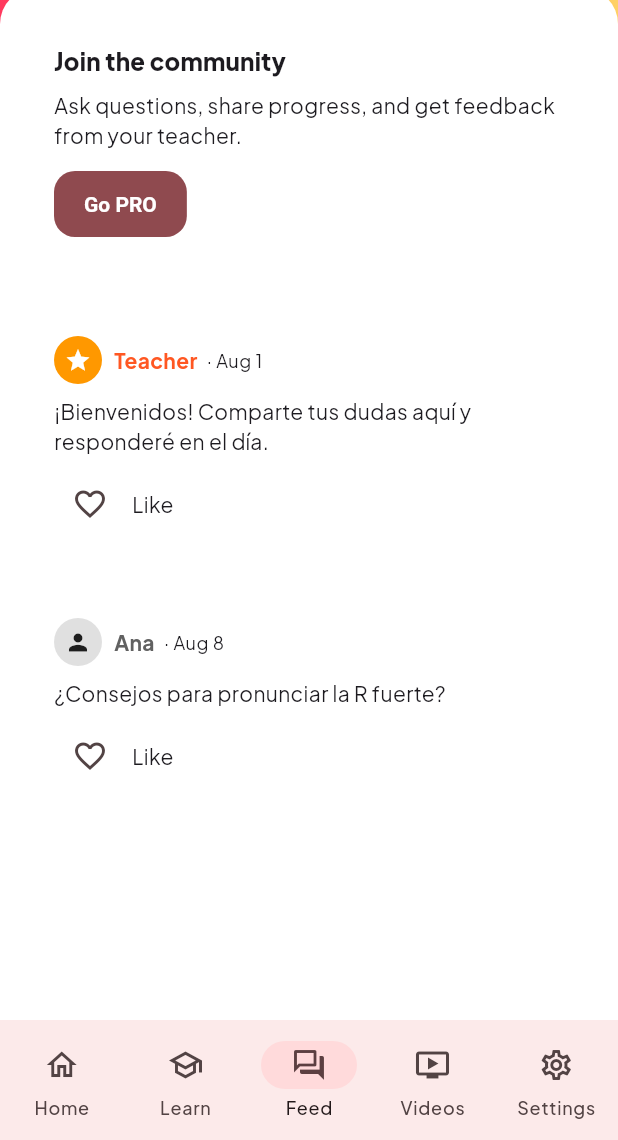
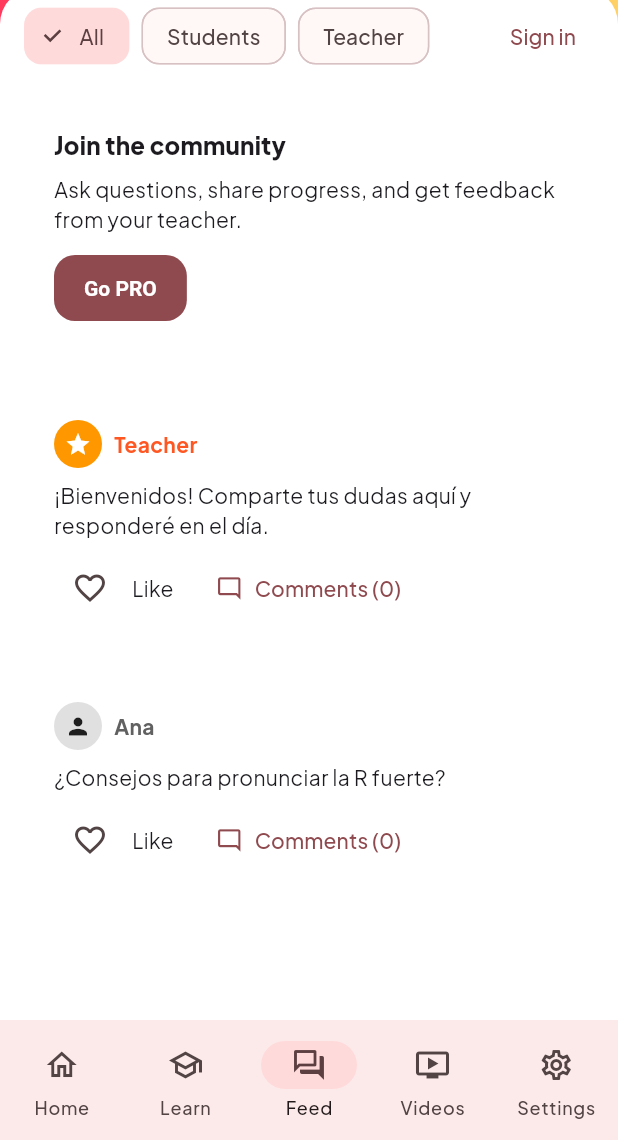
Before and after one commit to marcintyc/tortilla-de-appas, a Flutter app: the ProFeedPage screen opened by its route, on a phone screen of 412 x 824 dp, the part 96-1236 px from its top. Run offline on Flutter 3.47's test engine with Material 3 defaults, Android fonts, the phone set to English and light mode, and no system bars; our stand-ins replace go_router, google_fonts, shared_preferences; accounts and stored records are empty.

Commit message:
feat(auth+feed): add demo login with roles (student/teacher), teacher comments in PRO feed, filter chips; enhance settings; persist in storage

```diff
--- a/lib/main.dart
+++ b/lib/main.dart
@@ -12,6 +12,7 @@ import 'pages/video_news_page.dart';
 import 'pages/settings_page.dart';
 import 'pages/paywall_page.dart';
 import 'pages/pro_feed_page.dart';
+import 'pages/login_page.dart';
 
 void main() async {
   WidgetsFlutterBinding.ensureInitialized();
@@ -56,6 +57,11 @@ void main() async {
         name: 'paywall',
         builder: (context, state) => const PaywallPage(),
       ),
+      GoRoute(
+        path: '/login',
+        name: 'login',
+        builder: (context, state) => const LoginPage(),
+      ),
     ],
   );
 
--- /dev/null
+++ b/lib/models/feed_comment.dart
@@ -0,0 +1,31 @@
+class FeedComment {
+  FeedComment({
+    required this.id,
+    required this.author,
+    required this.content,
+    required this.timestampIso,
+    this.isTeacher = false,
+  });
+
+  final String id;
+  final String author;
+  final String content;
+  final String timestampIso;
+  final bool isTeacher;
+
+  factory FeedComment.fromJson(Map<String, dynamic> json) => FeedComment(
+        id: json['id'] as String,
+        author: json['author'] as String,
+        content: json['content'] as String,
+        timestampIso: json['timestampIso'] as String,
+        isTeacher: json['isTeacher'] as bool? ?? false,
+      );
+
+  Map<String, dynamic> toJson() => {
+        'id': id,
+        'author': author,
+        'content': content,
+        'timestampIso': timestampIso,
+        'isTeacher': isTeacher,
+      };
+}
--- a/lib/pages/pro_feed_page.dart
+++ b/lib/pages/pro_feed_page.dart
@@ -1,6 +1,5 @@
 import 'package:flutter/material.dart';
 import 'package:provider/provider.dart';
-
 
 import '../data/content_loader.dart';
 import '../models/feed_post.dart';
@@ -13,9 +12,12 @@ class ProFeedPage extends StatefulWidget {
   State<ProFeedPage> createState() => _ProFeedPageState();
 }
 
+enum _FeedFilter { all, students, teacher }
+
 class _ProFeedPageState extends State<ProFeedPage> {
   late Future<List<FeedPost>> _seedFuture;
   final TextEditingController _controller = TextEditingController();
+  _FeedFilter _filter = _FeedFilter.all;
 
   @override
   void initState() {
@@ -29,33 +31,59 @@ class _ProFeedPageState extends State<ProFeedPage> {
     super.dispose();
   }
 
-  String _formatTime(String iso) {
-    final dt = DateTime.tryParse(iso)?.toLocal();
-    if (dt == null) return '';
-    final now = DateTime.now();
-    final diff = now.difference(dt);
-    if (diff.inMinutes < 60) return '${diff.inMinutes}m';
-    if (diff.inHours < 24) return '${diff.inHours}h';
-    const months = ['Jan','Feb','Mar','Apr','May','Jun','Jul','Aug','Sep','Oct','Nov','Dec'];
-    return '${months[dt.month-1]} ${dt.day}';
-  }
-
   @override
   Widget build(BuildContext context) {
     final appState = context.watch<AppState>();
     final isPro = appState.isSubscribed;
+    final isLoggedIn = appState.isLoggedIn;
 
     return FutureBuilder<List<FeedPost>>(
       future: _seedFuture,
       builder: (context, snapshot) {
         final seed = snapshot.data ?? [];
-        final posts = [
+        var posts = [
           ...appState.userFeedPosts,
           ...seed,
         ];
+        posts = switch (_filter) {
+          _FeedFilter.all => posts,
+          _FeedFilter.students => posts.where((p) => !p.isTeacher).toList(),
+          _FeedFilter.teacher => posts.where((p) => p.isTeacher).toList(),
+        };
+
         return Column(
           children: [
-            if (isPro) _Composer(controller: _controller),
+            Padding(
+              padding: const EdgeInsets.fromLTRB(16, 8, 16, 0),
+              child: Row(
+                children: [
+                  ChoiceChip(
+                    selected: _filter == _FeedFilter.all,
+                    label: const Text('All'),
+                    onSelected: (_) => setState(() => _filter = _FeedFilter.all),
+                  ),
+                  const SizedBox(width: 8),
+                  ChoiceChip(
+                    selected: _filter == _FeedFilter.students,
+                    label: const Text('Students'),
+                    onSelected: (_) => setState(() => _filter = _FeedFilter.students),
+                  ),
+                  const SizedBox(width: 8),
+                  ChoiceChip(
+                    selected: _filter == _FeedFilter.teacher,
+                    label: const Text('Teacher'),
+                    onSelected: (_) => setState(() => _filter = _FeedFilter.teacher),
+                  ),
+                  const Spacer(),
+                  if (!isLoggedIn)
+                    TextButton(
+                      onPressed: () => Navigator.of(context).pushNamed('/login'),
+                      child: const Text('Sign in'),
+                    ),
+                ],
+              ),
+            ),
+            if (isPro && isLoggedIn) _Composer(controller: _controller),
             if (!isPro)
               Padding(
                 padding: const EdgeInsets.all(16),
@@ -85,13 +113,17 @@ class _ProFeedPageState extends State<ProFeedPage> {
                 itemBuilder: (context, index) {
                   final post = posts[index];
                   final liked = appState.likedPostIds.contains(post.id);
+                  final comments = appState.commentsFor(post.id);
                   return Padding(
                     padding: const EdgeInsets.only(bottom: 12),
                     child: _PostCard(
                       post: post,
                       liked: liked,
-                      timeLabel: _formatTime(post.timestampIso),
+                      comments: comments,
                       onLike: () => appState.toggleLike(post.id),
+                      onComment: isLoggedIn
+                          ? (text) => appState.addComment(postId: post.id, content: text)
+                          : null,
                     ),
                   );
                 },
@@ -172,21 +204,41 @@ class _ComposerState extends State<_Composer> {
   }
 }
 
-class _PostCard extends StatelessWidget {
+class _PostCard extends StatefulWidget {
   const _PostCard({
     required this.post,
     required this.liked,
-    required this.timeLabel,
+    required this.comments,
     required this.onLike,
+    required this.onComment,
   });
 
   final FeedPost post;
   final bool liked;
-  final String timeLabel;
+  final List comments;
   final VoidCallback onLike;
+  final void Function(String text)? onComment;
+
+  @override
+  State<_PostCard> createState() => _PostCardState();
+}
+
+class _PostCardState extends State<_PostCard> {
+  bool _showComments = false;
+  final TextEditingController _commentController = TextEditingController();
+
+  @override
+  void dispose() {
+    _commentController.dispose();
+    super.dispose();
+  }
 
   @override
   Widget build(BuildContext context) {
+    final post = widget.post;
+    final liked = widget.liked;
+    final comments = widget.comments;
+
     final color = post.isTeacher ? Colors.deepOrange : Colors.grey.shade700;
     return Card(
       child: Padding(
@@ -206,8 +258,6 @@ class _PostCard extends StatelessWidget {
                   child: Row(
                     children: [
                       Text(post.author, style: TextStyle(fontWeight: FontWeight.w700, color: color)),
-                      const SizedBox(width: 6),
-                      Text('· $timeLabel', style: Theme.of(context).textTheme.bodySmall),
                     ],
                   ),
                 ),
@@ -220,12 +270,66 @@ class _PostCard extends StatelessWidget {
               children: [
                 IconButton(
                   icon: Icon(liked ? Icons.favorite : Icons.favorite_border, color: liked ? Colors.red : null),
-                  onPressed: onLike,
+                  onPressed: widget.onLike,
                 ),
                 const SizedBox(width: 4),
                 Text(liked ? 'You and others like this' : 'Like'),
+                const SizedBox(width: 16),
+                TextButton.icon(
+                  onPressed: () => setState(() => _showComments = !_showComments),
+                  icon: const Icon(Icons.mode_comment_outlined, size: 18),
+                  label: Text('Comments (${comments.length})'),
+                ),
               ],
-            )
+            ),
+            if (_showComments) ...[
+              const Divider(),
+              for (final c in comments)
+                Padding(
+                  padding: const EdgeInsets.only(bottom: 8),
+                  child: Row(
+                    crossAxisAlignment: CrossAxisAlignment.start,
+                    children: [
+                      CircleAvatar(
+                        radius: 14,
+                        backgroundColor: c.isTeacher ? Colors.orange : Colors.grey.shade300,
+                        child: Icon(c.isTeacher ? Icons.star : Icons.person, size: 16, color: c.isTeacher ? Colors.white : Colors.black87),
+                      ),
+                      const SizedBox(width: 8),
+                      Expanded(
+                        child: Column(
+                          crossAxisAlignment: CrossAxisAlignment.start,
+                          children: [
+                            Text(c.author, style: TextStyle(fontWeight: FontWeight.w600, color: c.isTeacher ? Colors.deepOrange : null)),
+                            Text(c.content),
+                          ],
+                        ),
+                      ),
+                    ],
+                  ),
+                ),
+              if (widget.onComment != null)
+                Row(
+                  children: [
+                    Expanded(
+                      child: TextField(
+                        controller: _commentController,
+                        decoration: const InputDecoration(hintText: 'Write a comment…'),
+                      ),
+                    ),
+                    IconButton(
+                      icon: const Icon(Icons.send),
+                      onPressed: () {
+                        final text = _commentController.text.trim();
+                        if (text.isEmpty) return;
+                        _commentController.clear();
+                        widget.onComment!(text);
+                        setState(() {});
+                      },
+                    )
+                  ],
+                )
+            ]
           ],
         ),
       ),
--- a/lib/pages/settings_page.dart
+++ b/lib/pages/settings_page.dart
@@ -1,5 +1,6 @@
 import 'package:flutter/material.dart';
 import 'package:provider/provider.dart';
+import 'package:go_router/go_router.dart';
 
 import '../state/app_state.dart';
 
@@ -9,15 +10,41 @@ class SettingsPage extends StatelessWidget {
   @override
   Widget build(BuildContext context) {
     final appState = context.watch<AppState>();
+    final isLoggedIn = appState.isLoggedIn;
+
     return ListView(
       padding: const EdgeInsets.fromLTRB(16, 16, 16, 64),
       children: [
         Text('Settings', style: Theme.of(context).textTheme.headlineSmall?.copyWith(fontWeight: FontWeight.w800)),
         const SizedBox(height: 8),
+        ListTile(
+          title: Text(isLoggedIn ? 'Signed in as ${appState.userName}' : 'Not signed in'),
+          subtitle: Text(isLoggedIn ? (appState.userRole == UserRole.teacher ? 'Role: Teacher' : 'Role: Student') : 'Sign in to personalize'),
+          trailing: isLoggedIn
+              ? TextButton(
+                  onPressed: () => appState.signOut(),
+                  child: const Text('Sign out'),
+                )
+              : FilledButton(
+                  onPressed: () => context.push('/login'),
+                  child: const Text('Sign in'),
+                ),
+        ),
+        if (isLoggedIn)
+          SwitchListTile(
+            value: appState.userRole == UserRole.teacher,
+            title: const Text('I am the teacher (creator)'),
+            subtitle: const Text('Enable teacher features like highlighted posts/comments'),
+            onChanged: (v) => appState.signIn(
+              name: appState.userName ?? 'You',
+              role: v ? UserRole.teacher : UserRole.student,
+            ),
+          ),
+        const Divider(height: 32),
         SwitchListTile(
           value: appState.isSubscribed,
           title: const Text('PRO subscription (mock toggle)'),
-          subtitle: const Text('Enables paid lessons and videos in this demo'),
+          subtitle: const Text('Enables paid lessons, videos and community feed composer'),
           onChanged: (v) => appState.toggleSubscription(v),
         ),
         const Divider(height: 32),
--- a/lib/state/app_state.dart
+++ b/lib/state/app_state.dart
@@ -4,8 +4,11 @@ import 'package:flutter/material.dart';
 import 'package:shared_preferences/shared_preferences.dart';
 
 import '../models/feed_post.dart';
+import '../models/feed_comment.dart';
 
 enum CefrLevel { a1, a2, b1, b2 }
+
+enum UserRole { student, teacher }
 
 extension CefrLevelX on CefrLevel {
   String get label => switch (this) {
@@ -37,15 +40,27 @@ class AppState extends ChangeNotifier {
   bool _isSubscribed = false;
   final Map<String, LessonProgress> _progressByLessonId = {};
 
+  // Auth
+  String? _userName;
+  UserRole _userRole = UserRole.student;
+
   // PRO community feed state
   final List<FeedPost> _userFeedPosts = [];
   final Set<String> _likedPostIds = {};
+  final Map<String, List<FeedComment>> _userCommentsByPostId = {};
 
   CefrLevel? get selectedLevel => _selectedLevel;
   bool get isSubscribed => _isSubscribed;
   Map<String, LessonProgress> get progress => _progressByLessonId;
+
+  String? get userName => _userName;
+  UserRole get userRole => _userRole;
+  bool get isLoggedIn => _userName != null && _userName!.trim().isNotEmpty;
+
   List<FeedPost> get userFeedPosts => List.unmodifiable(_userFeedPosts);
   Set<String> get likedPostIds => Set.unmodifiable(_likedPostIds);
+  List<FeedComment> commentsFor(String postId) =>
+      List.unmodifiable(_userCommentsByPostId[postId] ?? const []);
 
   Future<void> restoreFromStorage() async {
     final prefs = await SharedPreferences.getInstance();
@@ -73,6 +88,18 @@ class AppState extends ChangeNotifier {
       for (final up in userPosts) {
         _userFeedPosts.add(FeedPost.fromJson(up));
       }
+      final commentsMap = (map['userCommentsByPostId'] as Map?)?.cast<String, dynamic>() ?? {};
+      commentsMap.forEach((postId, list) {
+        final items = (list as List).cast<Map<String, dynamic>>();
+        _userCommentsByPostId[postId] = items.map(FeedComment.fromJson).toList();
+      });
+      final savedName = map['userName'] as String?;
+      final savedRole = map['userRole'] as String?;
+      _userName = savedName;
+      _userRole = switch (savedRole) {
+        'teacher' => UserRole.teacher,
+        _ => UserRole.student,
+      };
     } catch (_) {
       // ignore malformed state
     }
@@ -86,6 +113,9 @@ class AppState extends ChangeNotifier {
       'progress': _progressByLessonId.values.map((e) => e.toJson()).toList(),
       'likedPostIds': _likedPostIds.toList(),
       'userFeedPosts': _userFeedPosts.map((e) => e.toJson()).toList(),
+      'userCommentsByPostId': _userCommentsByPostId.map((k, v) => MapEntry(k, v.map((e) => e.toJson()).toList())),
+      'userName': _userName,
+      'userRole': _userRole == UserRole.teacher ? 'teacher' : 'student',
     };
     await prefs.setString(_prefsKey, jsonEncode(map));
   }
@@ -98,6 +128,20 @@ class AppState extends ChangeNotifier {
 
   void toggleSubscription([bool? value]) {
     _isSubscribed = value ?? !_isSubscribed;
+    _persist();
+    notifyListeners();
+  }
+
+  void signIn({required String name, required UserRole role}) {
+    _userName = name.trim();
+    _userRole = role;
+    _persist();
+    notifyListeners();
+  }
+
+  void signOut() {
+    _userName = null;
+    _userRole = UserRole.student;
     _persist();
     notifyListeners();
   }
@@ -135,14 +179,29 @@ class AppState extends ChangeNotifier {
       0,
       FeedPost(
         id: id,
-        author: 'You',
+        author: isLoggedIn ? (_userName ?? 'You') : 'You',
         content: content,
         timestampIso: now,
-        isTeacher: false,
+        isTeacher: _userRole == UserRole.teacher,
         likes: 0,
       ),
     );
     _persist();
     notifyListeners();
   }
+
+  void addComment({required String postId, required String content}) {
+    final now = DateTime.now().toUtc().toIso8601String();
+    final id = 'c-${now.hashCode}';
+    final list = _userCommentsByPostId.putIfAbsent(postId, () => []);
+    list.add(FeedComment(
+      id: id,
+      author: isLoggedIn ? (_userName ?? 'You') : 'You',
+      content: content,
+      timestampIso: now,
+      isTeacher: _userRole == UserRole.teacher,
+    ));
+    _persist();
+    notifyListeners();
+  }
 }
```
Also changed, not shown: lib/pages/login_page.dart (added, +69 -0 lines).
